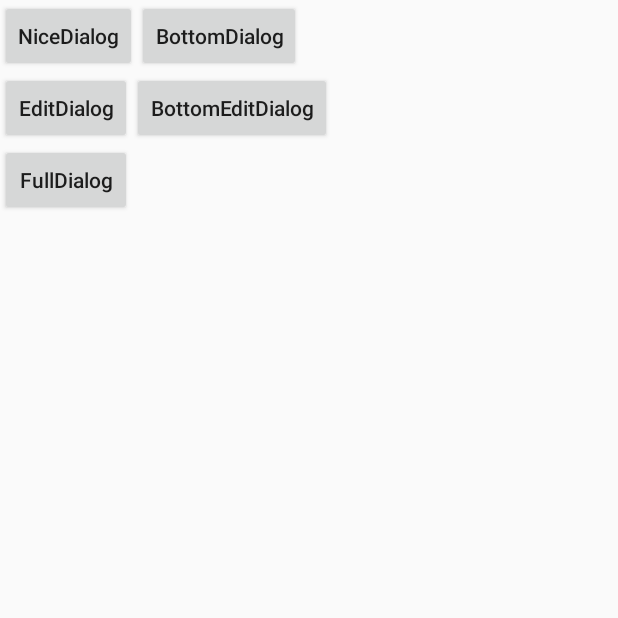
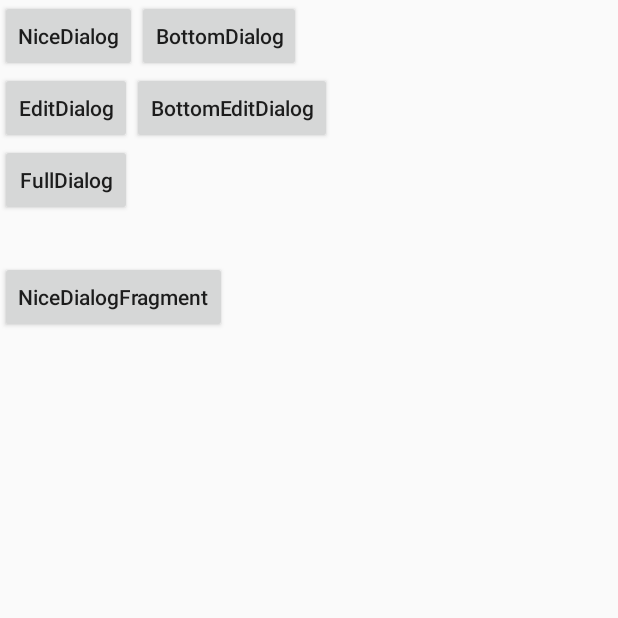
Before and after one commit to simplepeng/NiceDialog, an Android app: the screen it shows after launch (MainActivity), after a tap on "NiceDialog", on a phone screen of 412 x 824 dp, the top half of it. Run offline under Robolectric (Android 15) with nearby library versions, the phone set to English and light mode, and no system bars.

Commit message:
add:NiceDialogFragment

```diff
--- a/app/build.gradle
+++ b/app/build.gradle
@@ -33,6 +33,6 @@ dependencies {
     androidTestImplementation 'androidx.test.ext:junit:1.1.1'
     androidTestImplementation 'androidx.test.espresso:espresso-core:3.2.0'
 
-//    implementation project(path: ':nice_dialog')
-    implementation "me.simple:nice-dialog:1.0.0"
+    implementation project(path: ':nice_dialog')
+//    implementation "me.simple:nice-dialog:1.0.0"
 }
--- a/app/src/main/java/demo/simple/nicedialog/EditBottomDialogImpl.kt
+++ b/app/src/main/java/demo/simple/nicedialog/dialog_impl/EditBottomDialogImpl.kt
@@ -1,7 +1,8 @@
-package demo.simple.nicedialog
+package demo.simple.nicedialog.dialog_impl
 
 import android.content.Context
 import android.os.Bundle
+import demo.simple.nicedialog.R
 import me.simple.nicedialog.NiceBottomDialog
 
 class EditBottomDialogImpl(context: Context) : NiceBottomDialog(context) {
--- a/app/src/main/java/demo/simple/nicedialog/EditNiceDialogImpl.kt
+++ b/app/src/main/java/demo/simple/nicedialog/dialog_impl/EditNiceDialogImpl.kt
@@ -1,8 +1,9 @@
-package demo.simple.nicedialog
+package demo.simple.nicedialog.dialog_impl
 
 import android.content.Context
 import android.os.Bundle
 import android.view.WindowManager
+import demo.simple.nicedialog.R
 import me.simple.nicedialog.NiceDialog
 
 class EditNiceDialogImpl(context: Context) : NiceDialog(context) {
--- a/app/src/main/java/demo/simple/nicedialog/FullDialogImpl.kt
+++ b/app/src/main/java/demo/simple/nicedialog/dialog_impl/FullDialogImpl.kt
@@ -1,7 +1,8 @@
-package demo.simple.nicedialog
+package demo.simple.nicedialog.dialog_impl
 
 import android.content.Context
 import android.os.Bundle
+import demo.simple.nicedialog.R
 import me.simple.nicedialog.NiceFullScreenDialog
 
 class FullDialogImpl(context: Context) : NiceFullScreenDialog(context) {
--- a/app/src/main/res/layout/activity_main.xml
+++ b/app/src/main/res/layout/activity_main.xml
@@ -45,4 +45,13 @@
         android:text="FullDialog"
         app:layout_constraintStart_toStartOf="parent"
         app:layout_constraintTop_toBottomOf="@+id/btn_bottomEditDialog" />
+
+    <Button
+        android:layout_width="wrap_content"
+        android:layout_height="wrap_content"
+        android:layout_marginTop="30dp"
+        android:text="NiceDialogFragment"
+        android:onClick="niceDialogFragmentClick"
+        app:layout_constraintStart_toStartOf="parent"
+        app:layout_constraintTop_toBottomOf="@+id/btn_fullDialog" />
 </androidx.constraintlayout.widget.ConstraintLayout>
--- a/nice_dialog/build.gradle
+++ b/nice_dialog/build.gradle
@@ -29,6 +29,6 @@ android {
 dependencies {
     implementation fileTree(dir: 'libs', include: ['*.jar'])
     implementation "org.jetbrains.kotlin:kotlin-stdlib-jdk7:$kotlin_version"
-//    implementation 'androidx.appcompat:appcompat:1.1.0'
+    implementation 'androidx.appcompat:appcompat:1.1.0'
 //    implementation 'androidx.core:core-ktx:1.1.0'
 }
```
Also changed, not shown: app/src/main/java/demo/simple/nicedialog/MainActivity.kt (+8 -0 lines), app/src/main/java/demo/simple/nicedialog/dialog_fragment_impl/NiceDialogFragmentImpl.kt (added, +10 -0 lines), app/src/main/java/demo/simple/nicedialog/dialog_impl/BottomDialogImpl.kt (renamed from app/src/main/java/demo/simple/nicedialog/NiceDialogImpl.kt, +6 -3 lines), app/src/main/java/demo/simple/nicedialog/dialog_impl/NiceDialogImpl.kt (renamed from app/src/main/java/demo/simple/nicedialog/BottomDialogImpl.kt, +4 -5 lines), nice_dialog/src/main/java/me/simple/nicedialog/NiceDialogFragment.kt (added, +51 -0 lines).
